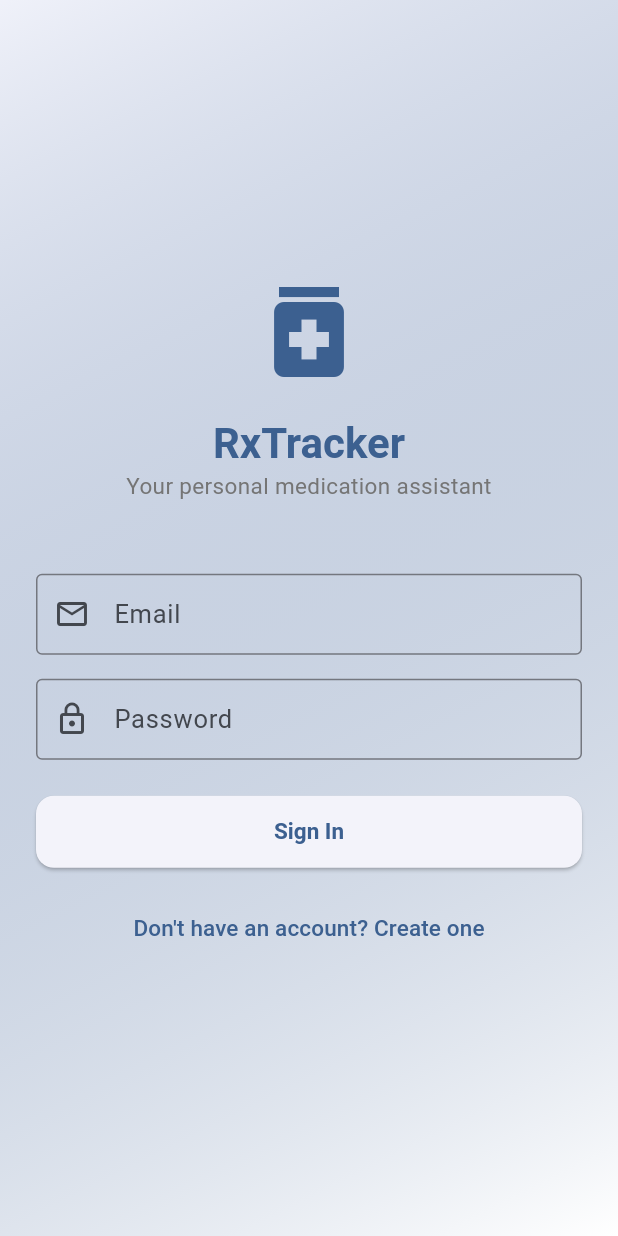
After one commit to 0blk/IlocodeEmpanada_RxTracker, a Flutter app: the screen it shows after launch, on a phone screen of 412 x 824 dp. The commit adds this screen. Run offline on Flutter 3.47's test engine with Material 3 defaults, Android fonts, the phone set to English and light mode, and no system bars; our stand-ins replace flutter_local_notifications, image_picker, supabase_flutter, timezone; missing offline and left inert: add_2_calendar; accounts and stored records are empty.

Commit message:
Implement full Supabase Auth & Backend Security (Final Clean Version)

```diff
--- /dev/null
+++ b/rxtracker/flutter_app/devtools_options.yaml
@@ -0,0 +1,3 @@
+description: This file stores settings for Dart & Flutter DevTools.
+documentation: https://docs.flutter.dev/tools/devtools/extensions#configure-extension-enablement-states
+extensions:
--- a/rxtracker/flutter_app/lib/main.dart
+++ b/rxtracker/flutter_app/lib/main.dart
@@ -13,8 +13,17 @@ import 'screens/history_screen.dart';
 import 'screens/stats_screen.dart';
 import 'screens/medicines_screen.dart';
 
+import 'package:supabase_flutter/supabase_flutter.dart';
+import 'screens/auth_screen.dart';
+
 void main() async {
   WidgetsFlutterBinding.ensureInitialized();
+
+  await Supabase.initialize(
+    url: 'https://ajfvpzgydcerahgiwtah.supabase.co',
+    anonKey: 'eyJhbGciOiJIUzI1NiIsInR5cCI6IkpXVCJ9.eyJpc3MiOiJzdXBhYmFzZSIsInJlZiI6ImFqZnZwemd5ZGNlcmFoZ2l3dGFoIiwicm9sZSI6ImFub24iLCJpYXQiOjE3NzgxNTk2MDAsImV4cCI6MjA5MzczNTYwMH0.UK7u8jKelGs2h4tMLunfpgxzG-HASQyjJN941I0TBQc',
+  );
+
   tz.initializeTimeZones();
   if (!kIsWeb) {
     await NotificationService.instance.init();
@@ -99,7 +108,16 @@ class RxTrackerApp extends StatelessWidget {
               EdgeInsets.symmetric(horizontal: 14, vertical: 14),
         ),
       ),
-      home: const MainShell(),
+      home: StreamBuilder<AuthState>(
+        stream: Supabase.instance.client.auth.onAuthStateChange,
+        builder: (context, snapshot) {
+          final session = snapshot.data?.session;
+          if (session != null) {
+            return const MainShell();
+          }
+          return const AuthScreen();
+        },
+      ),
       routes: {
         '/scan': (_) => const ScanScreen(),
         '/add-medicine': (_) => const AddMedicineScreen(),
@@ -139,6 +157,17 @@ class _MainShellState extends State<MainShell> {
   @override
   Widget build(BuildContext context) {
     return Scaffold(
+      appBar: AppBar(
+        title: const Text('RxTracker'),
+        actions: [
+          IconButton(
+            icon: const Icon(Icons.logout),
+            onPressed: () async {
+              await Supabase.instance.client.auth.signOut();
+            },
+          ),
+        ],
+      ),
       body: IndexedStack(index: _currentIndex, children: _screens),
       bottomNavigationBar: NavigationBar(
         selectedIndex: _currentIndex,
--- /dev/null
+++ b/rxtracker/flutter_app/lib/screens/auth_screen.dart
@@ -0,0 +1,133 @@
+import 'package:flutter/material.dart';
+import 'package:supabase_flutter/supabase_flutter.dart';
+
+class AuthScreen extends StatefulWidget {
+  const AuthScreen({super.key});
+
+  @override
+  State<AuthScreen> createState() => _AuthScreenState();
+}
+
+class _AuthScreenState extends State<AuthScreen> {
+  final _emailController = TextEditingController();
+  final _passwordController = TextEditingController();
+  bool _isLoading = false;
+  bool _isSignUp = false;
+
+  Future<void> _authenticate() async {
+    setState(() => _isLoading = true);
+    try {
+      if (_isSignUp) {
+        await Supabase.instance.client.auth.signUp(
+          email: _emailController.text.trim(),
+          password: _passwordController.text.trim(),
+        );
+        if (mounted) {
+          ScaffoldMessenger.of(context).showSnackBar(
+            const SnackBar(content: Text('Check your email for confirmation!')),
+          );
+        }
+      } else {
+        await Supabase.instance.client.auth.signInWithPassword(
+          email: _emailController.text.trim(),
+          password: _passwordController.text.trim(),
+        );
+      }
+    } catch (e) {
+      if (mounted) {
+        ScaffoldMessenger.of(context).showSnackBar(
+          SnackBar(content: Text(e.toString()), backgroundColor: Colors.red),
+        );
+      }
+    } finally {
+      if (mounted) setState(() => _isLoading = false);
+    }
+  }
+
+  @override
+  Widget build(BuildContext context) {
+    return Scaffold(
+      body: Container(
+        decoration: BoxDecoration(
+          gradient: LinearGradient(
+            begin: Alignment.topLeft,
+            end: Alignment.bottomRight,
+            colors: [
+              Theme.of(context).colorScheme.primary.withOpacity(0.05),
+              Colors.white,
+            ],
+          ),
+        ),
+        child: SafeArea(
+          child: Padding(
+            padding: const EdgeInsets.all(24.0),
+            child: Column(
+              crossAxisAlignment: CrossAxisAlignment.stretch,
+              children: [
+                const Spacer(),
+                Icon(
+                  Icons.medication,
+                  size: 80,
+                  color: Theme.of(context).colorScheme.primary,
+                ),
+                const SizedBox(height: 16),
+                Text(
+                  'RxTracker',
+                  textAlign: TextAlign.center,
+                  style: Theme.of(context).textTheme.headlineMedium?.copyWith(
+                        fontWeight: FontWeight.bold,
+                        color: Theme.of(context).colorScheme.primary,
+                      ),
+                ),
+                Text(
+                  'Your personal medication assistant',
+                  textAlign: TextAlign.center,
+                  style: Theme.of(context).textTheme.bodyMedium?.copyWith(
+                        color: Colors.grey[600],
+                      ),
+                ),
+                const SizedBox(height: 48),
+                TextField(
+                  controller: _emailController,
+                  decoration: const InputDecoration(
+                    labelText: 'Email',
+                    prefixIcon: Icon(Icons.email_outlined),
+                  ),
+                  keyboardType: TextInputType.emailAddress,
+                ),
+                const SizedBox(height: 16),
+                TextField(
+                  controller: _passwordController,
+                  decoration: const InputDecoration(
+                    labelText: 'Password',
+                    prefixIcon: Icon(Icons.lock_outline),
+                  ),
+                  obscureText: true,
+                ),
+                const SizedBox(height: 24),
+                ElevatedButton(
+                  onPressed: _isLoading ? null : _authenticate,
+                  child: _isLoading
+                      ? const SizedBox(
+                          height: 20,
+                          width: 20,
+                          child: CircularProgressIndicator(strokeWidth: 2),
+                        )
+                      : Text(_isSignUp ? 'Create Account' : 'Sign In'),
+                ),
+                const SizedBox(height: 16),
+                TextButton(
+                  onPressed: () => setState(() => _isSignUp = !_isSignUp),
+                  child: Text(_isSignUp
+                      ? 'Already have an account? Sign In'
+                      : 'Don\'t have an account? Create one'),
+                ),
+                const Spacer(),
+              ],
+            ),
+          ),
+        ),
+      ),
+    );
+  }
+}
--- a/rxtracker/flutter_app/pubspec.yaml
+++ b/rxtracker/flutter_app/pubspec.yaml
@@ -38,6 +38,7 @@ dependencies:
 
   # Calendar integration
   add_2_calendar: ^3.0.1
+  supabase_flutter: ^2.12.4
 
 dev_dependencies:
   flutter_test:
```
Also changed, not shown: rxtracker/flutter_app/lib/services/api_service.dart (+12 -5 lines), rxtracker/flutter_app/pubspec.lock, 5 other files.
